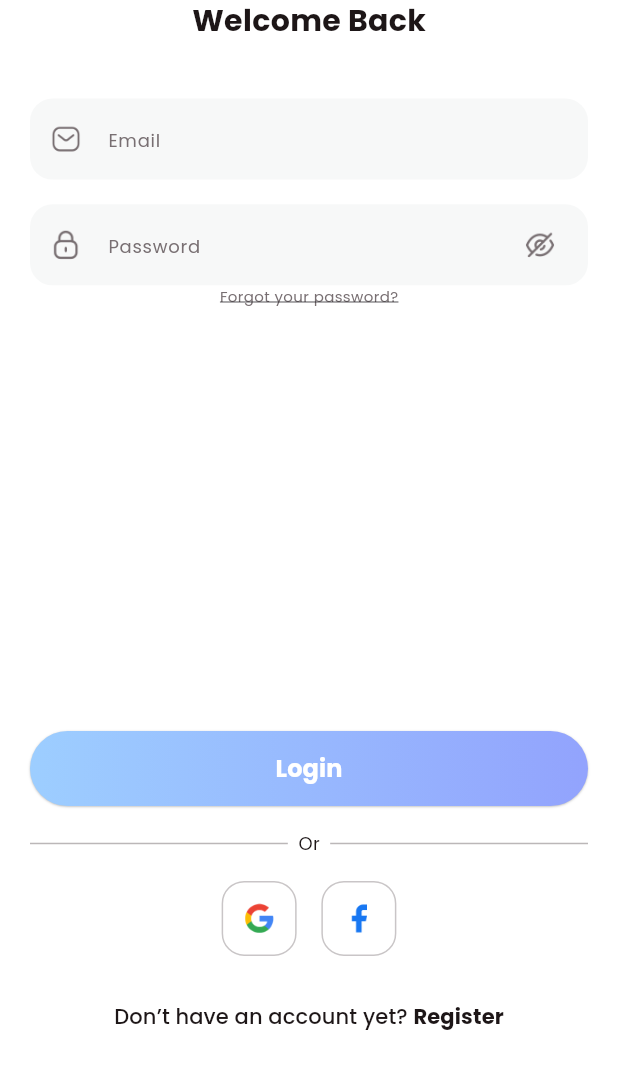
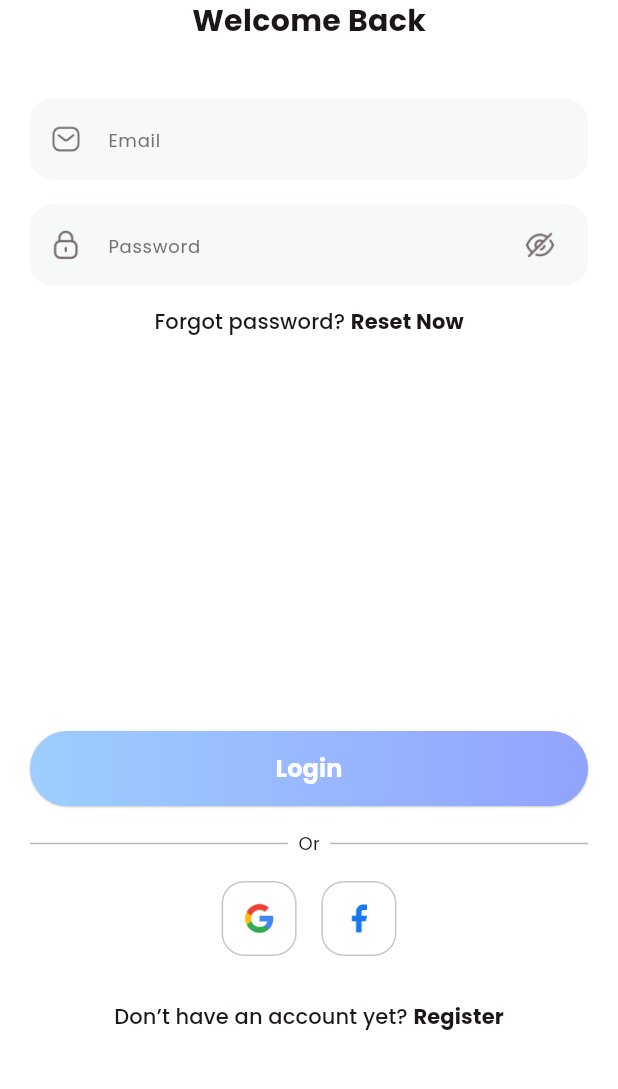
Before and after one commit to MiuKay/LTMBNC_Group6, a Flutter app: the SignUpView screen opened by its route, after a tap on the "check box outline blank" icon, after a tap on "Already have an account?", on a phone screen of 412 x 824 dp, the part 35-1124 px from its top. Run offline on Flutter 3.47's test engine with Material 3 defaults, Android fonts, the phone set to English and light mode, and no system bars; our stand-ins replace animated_toggle_switch, carousel_slider, cloud_firestore, firebase_auth, firebase_core, fl_chart and 3 more; missing offline and left inert: dotted_dashed_line, firebase_app_check, simple_animation_progress_bar; accounts and stored records are empty; key blocks and very long unbroken strings in the code were emptied for the run.

Commit message:
bài tập tuần 05

```diff
--- a/fitness_workout_app/lib/main.dart
+++ b/fitness_workout_app/lib/main.dart
@@ -15,9 +15,6 @@ Future<void> main() async {
   WidgetsFlutterBinding.ensureInitialized();
 
   await Firebase.initializeApp();
-  await FirebaseAppCheck.instance.activate(
-    androidProvider: AndroidProvider.debug, // Sử dụng token mặc định trên Android
-  );
 
   runApp(const MyApp());
 }
@@ -41,8 +38,7 @@ class MyApp extends StatelessWidget {
         '/start': (context) => const StartedView(),
         '/login': (context) => const LoginView(),
         '/signup': (context) => const SignUpView(),
-        '/home': (context) => const HomeView(),
-        '/main': (context) => const MainTabView(), // Màn hình chính có tab
+        '/main_home': (context) => const MainTabView(), // Màn hình chính có tab
         '/completeProfile': (context) => const CompleteProfileView(),
 
       },
--- a/fitness_workout_app/lib/view/login/login_view.dart
+++ b/fitness_workout_app/lib/view/login/login_view.dart
@@ -3,6 +3,8 @@ import 'package:fitness_workout_app/common/colo_extension.dart';
 import 'package:fitness_workout_app/common_widget/round_button.dart';
 import 'package:fitness_workout_app/common_widget/round_textfield.dart';
 import 'package:fitness_workout_app/view/login/complete_profile_view.dart';
+import 'package:fitness_workout_app/view/login/reset_password_view.dart';
+import 'package:fitness_workout_app/view/login/signup_view.dart';
 import 'package:flutter/material.dart';
 import 'package:fitness_workout_app/services/auth.dart';
 
@@ -18,56 +20,43 @@ class _LoginViewState extends State<LoginView> {
   final TextEditingController passwordController = TextEditingController();
   bool isCheck = false;
 
-  final _auth = AuthService();
-
   @override
   void dispose() {
     super.dispose();
     emailController.dispose();
     passwordController.dispose();
   }
-  // email and passowrd auth part
+
   void handleLogin() async {
+    try {
       setState(() {
         isCheck = true;
       });
-    // signup user using our authmethod
+      // Gọi hàm đăng ký và chờ kết quả
       String res = await AuthService().loginUser(
-        email: emailController.text, password: passwordController.text);
+        email: emailController.text,
+        password: passwordController.text,
+      );
 
       if (res == "success") {
         setState(() {
           isCheck = false;
         });
-      //navigate to the home screen
-      Navigator.pushReplacementNamed(context, '/home');
+        Navigator.pushReplacementNamed(context, '/main_home');
       } else {
         setState(() {
           isCheck = false;
         });
-      // show error
-      const SnackBar(content: Text('Đăng nhập thất bại, kiểm tra thông tin!'));
+        ScaffoldMessenger.of(context).showSnackBar(
+          SnackBar(content: Text('Lỗi: $res')),
+        );
+      }
+    } catch (e) {
+      ScaffoldMessenger.of(context).showSnackBar(
+        SnackBar(content: Text('Lỗi xảy ra: $e')),
+      );
     }
   }
-/*
-  void handleLogin() async {
-    User? user = await _authService.login(
-      emailController.text.trim(),
-      passwordController.text.trim(),
-    );
-
-    if (user == null) {
-      // Nếu có lỗi, hiện thông báo
-      ScaffoldMessenger.of(context).showSnackBar(
-        const SnackBar(content: Text('Đăng nhập thất bại, kiểm tra thông tin!')),
-      );
-    } else {
-      // Đăng nhập thành công, chuyển trang
-      Navigator.pushReplacementNamed(context, '/home');
-    }
-  }
-
-*/
 
   @override
   Widget build(BuildContext context) {
@@ -127,17 +116,32 @@ class _LoginViewState extends State<LoginView> {
                             color: TColor.gray,
                           ))),
                 ),
-                Row(
-                  mainAxisAlignment: MainAxisAlignment.center,
+                TextButton(
+                  onPressed: () {
+                    Navigator.push(
+                        context,
+                        MaterialPageRoute(
+                            builder: (context) => const ResetPasswordView()));
+                  },
+                  child: Row(
+                    mainAxisSize: MainAxisSize.min,
                     children: [
                       Text(
-                      "Forgot your password?",
+                        "Forgot password? ",
                         style: TextStyle(
-                          color: TColor.gray,
-                          fontSize: 10,
-                          decoration: TextDecoration.underline),
+                          color: TColor.black,
+                          fontSize: 14,
                         ),
+                      ),
+                      Text(
+                        "Reset Now",
+                        style: TextStyle(
+                            color: TColor.black,
+                            fontSize: 14,
+                            fontWeight: FontWeight.w700),
+                      )
                     ],
+                  ),
                 ),
                 const Spacer(),
                 RoundButton(
@@ -224,7 +228,10 @@ class _LoginViewState extends State<LoginView> {
                 ),
                 TextButton(
                   onPressed: () {
-                    Navigator.pop(context);
+                    Navigator.push(
+                        context,
+                        MaterialPageRoute(
+                            builder: (context) => const SignUpView()));
                   },
                   child: Row(
                     mainAxisSize: MainAxisSize.min,
```
Also changed, not shown: fitness_workout_app/lib/view/login/reset_password_view.dart (added, +116 -0 lines), fitness_workout_app/lib/view/login/signup_view.dart (+0 -18 lines). Lines whose indentation alone changed are shown as unchanged.
